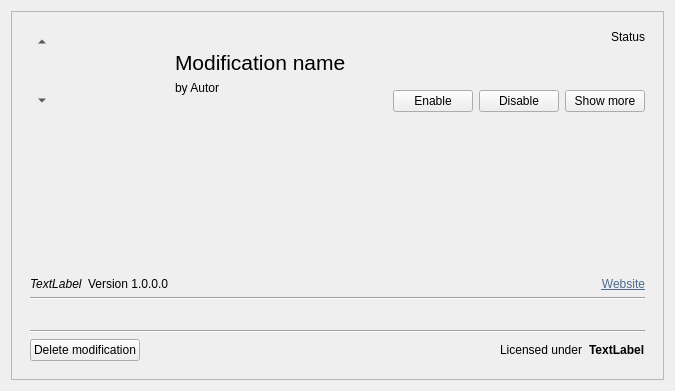
First picture: the form in src/modmanagerwidgetitem.ui, repository kriana/SilVerPLuM, before the edit.
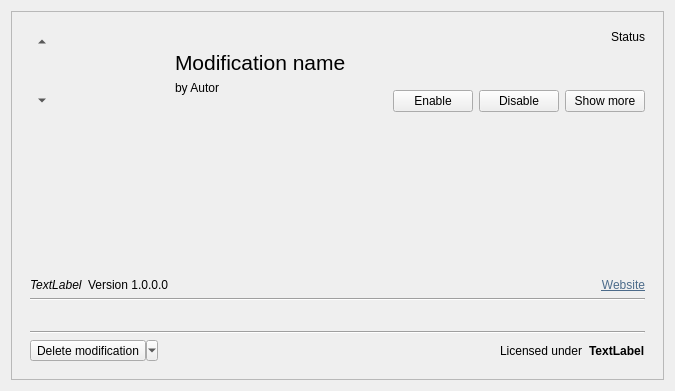
Second picture: the form after the edit. Icons and pictures are not drawn.

```diff
--- a/src/modmanagerwidgetitem.ui
+++ b/src/modmanagerwidgetitem.ui
@@ -321,12 +321,19 @@
          <item>
           <layout class="QHBoxLayout" name="horizontalLayout_3">
            <item>
-            <widget class="QPushButton" name="btnDelete">
+            <widget class="QToolButton" name="btnDelete">
              <property name="text">
               <string>Delete modification</string>
              </property>
              <property name="icon">
-              <iconset theme="list-remove"/>
+              <iconset theme="list-remove">
+               <normaloff>.</normaloff>.</iconset>
+             </property>
+             <property name="popupMode">
+              <enum>QToolButton::MenuButtonPopup</enum>
+             </property>
+             <property name="toolButtonStyle">
+              <enum>Qt::ToolButtonFollowStyle</enum>
              </property>
             </widget>
            </item>
```
Left out of the diff: 8 changed lines with no effect on the pictures.
